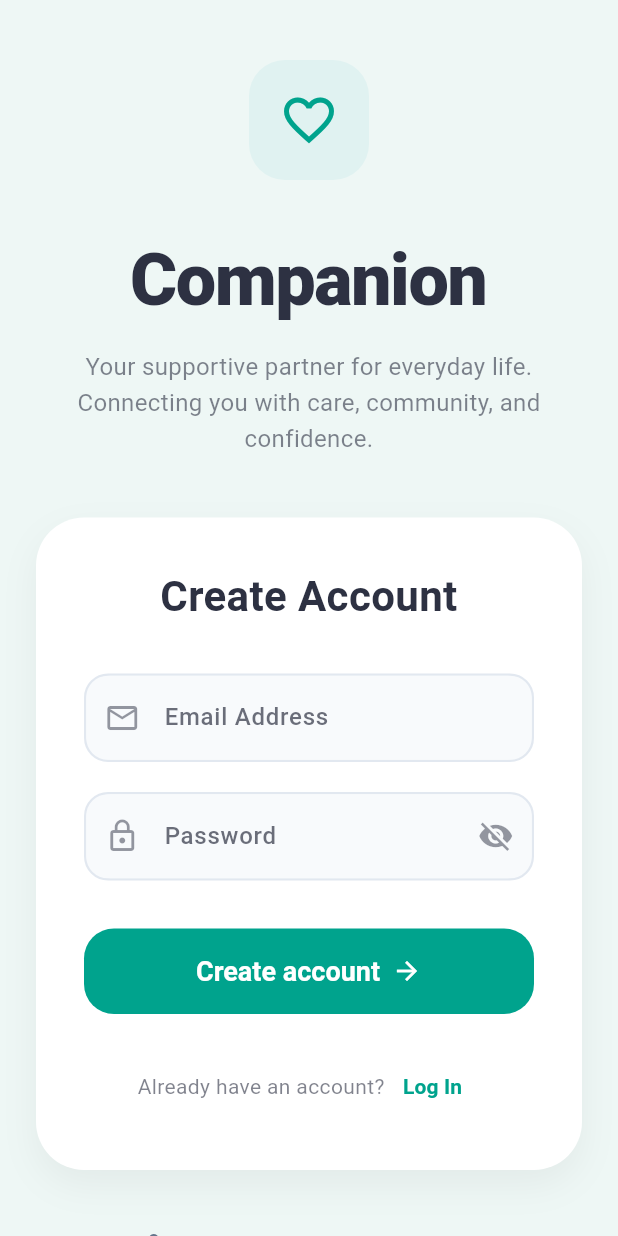
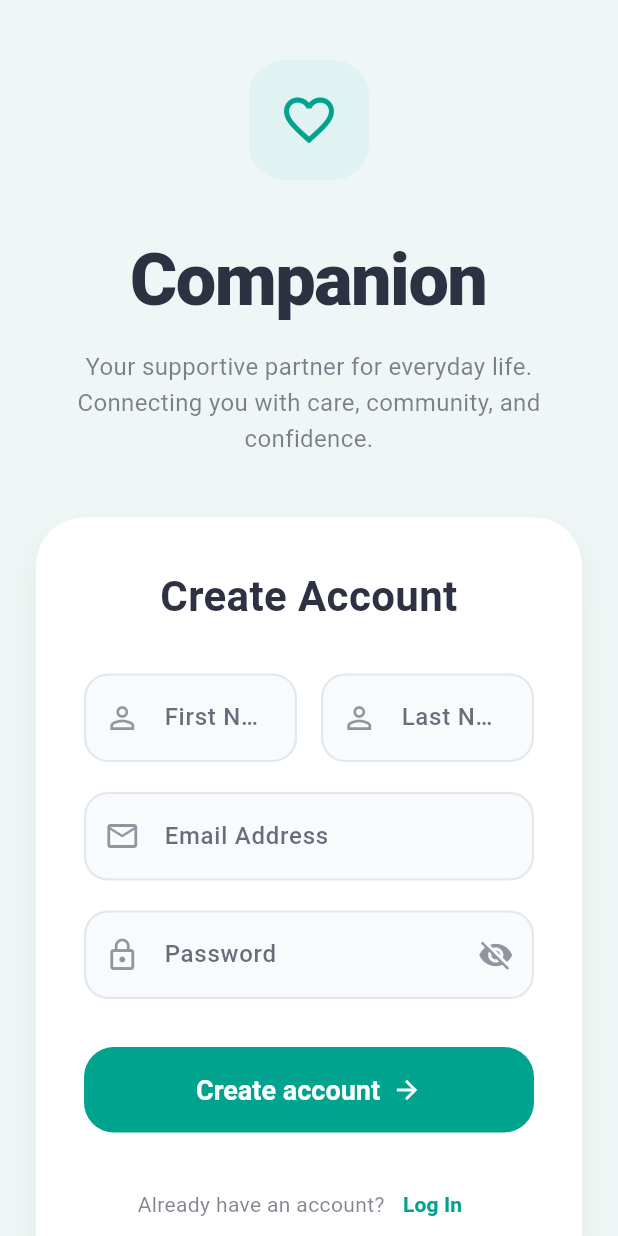
Before and after one commit to Hendawy44165/sanad, a Flutter app: the screen it shows after launch, after a tap on "Sign In", after a tap on "Sign Up", on a phone screen of 412 x 824 dp. Run offline on Flutter 3.47's test engine with Material 3 defaults, Android fonts, the phone set to English and light mode, and no system bars; our stand-ins replace dio, flutter_dotenv, flutter_local_notifications, flutter_riverpod, get_it, go_router and 5 more; accounts and stored records are empty; Roboto replaces fonts that are missing (Pacifico).

Commit message:
feat: update sign up flow to collect and save user's full name during profile synchronization

```diff
--- a/frontend/lib/features/auth/presentation/screens/welcome_screen.dart
+++ b/frontend/lib/features/auth/presentation/screens/welcome_screen.dart
@@ -19,6 +19,8 @@ class _WelcomeScreenState extends ConsumerState<WelcomeScreen> with SingleTicker
   final _formKey = GlobalKey<FormState>();
   final _emailController = TextEditingController();
   final _passwordController = TextEditingController();
+  final _firstNameController = TextEditingController();
+  final _lastNameController = TextEditingController();
   bool _isLogin = true;
 
   late AnimationController _animationController;
@@ -41,6 +43,8 @@ class _WelcomeScreenState extends ConsumerState<WelcomeScreen> with SingleTicker
   void dispose() {
     _emailController.dispose();
     _passwordController.dispose();
+    _firstNameController.dispose();
+    _lastNameController.dispose();
     _animationController.dispose();
     super.dispose();
   }
@@ -67,7 +71,13 @@ class _WelcomeScreenState extends ConsumerState<WelcomeScreen> with SingleTicker
       if (_isLogin) {
         authNotifier.signIn(email, password, l10n);
       } else {
-        authNotifier.signUp(email, password, l10n);
+        authNotifier.signUp(
+          email,
+          password,
+          _firstNameController.text.trim(),
+          _lastNameController.text.trim(),
+          l10n,
+        );
       }
     }
   }
@@ -146,6 +156,40 @@ class _WelcomeScreenState extends ConsumerState<WelcomeScreen> with SingleTicker
                                 textAlign: TextAlign.center,
                               ),
                               const SizedBox(height: 32),
+                              if (!_isLogin) ...[
+                                Row(
+                                  children: [
+                                    Expanded(
+                                      child: AnimatedInputField(
+                                        label: l10n.firstName,
+                                        icon: Icons.person_outline,
+                                        controller: _firstNameController,
+                                        validator: (value) {
+                                          if (!_isLogin && (value == null || value.isEmpty)) {
+                                            return l10n.firstNameRequired;
+                                          }
+                                          return null;
+                                        },
+                                      ),
+                                    ),
+                                    const SizedBox(width: 16),
+                                    Expanded(
+                                      child: AnimatedInputField(
+                                        label: l10n.lastName,
+                                        icon: Icons.person_outline,
+                                        controller: _lastNameController,
+                                        validator: (value) {
+                                          if (!_isLogin && (value == null || value.isEmpty)) {
+                                            return l10n.lastNameRequired;
+                                          }
+                                          return null;
+                                        },
+                                      ),
+                                    ),
+                                  ],
+                                ),
+                                const SizedBox(height: 20),
+                              ],
                             AnimatedInputField(
                               label: l10n.emailAddress,
                               icon: Icons.email_outlined,
--- a/frontend/lib/l10n/app_ar.arb
+++ b/frontend/lib/l10n/app_ar.arb
@@ -36,6 +36,8 @@
   "emailAddress": "عنوان البريد الإلكتروني",
   "emailHint": "you@example.com",
   "password": "كلمة المرور",
+  "firstName": "الاسم الأول",
+  "lastName": "اسم العائلة",
   "passwordHint": "أدخل كلمة المرور الخاصة بك",
   "signIn": "تسجيل الدخول",
   "noAccount": "ليس لديك حساب؟",
@@ -218,6 +220,8 @@
   "passwordRequired": "يرجى إدخال كلمة المرور",
   "passwordTooShort": "يجب أن تتكون كلمة المرور من 6 أحرف على الأقل",
   "alreadyHaveAccount": "لديك حساب بالفعل؟",
+  "firstNameRequired": "يرجى إدخال اسمك الأول",
+  "lastNameRequired": "يرجى إدخال اسم العائلة",
   "logIn": "تسجيل الدخول",
   "errorPrefix": "خطأ: ",
   "failedToPickImage": "فشل اختيار الصورة: ",
--- a/frontend/lib/l10n/app_en.arb
+++ b/frontend/lib/l10n/app_en.arb
@@ -43,6 +43,8 @@
   "emailAddress": "Email Address",
   "emailHint": "you@example.com",
   "password": "Password",
+  "firstName": "First Name",
+  "lastName": "Last Name",
   "passwordHint": "Enter your password",
   "signIn": "Sign In",
   "noAccount": "Don't have an account?",
@@ -239,6 +241,8 @@
   "passwordRequired": "Please enter your password",
   "passwordTooShort": "Password must be at least 6 characters",
   "alreadyHaveAccount": "Already have an account?",
+  "firstNameRequired": "Please enter your first name",
+  "lastNameRequired": "Please enter your last name",
   "logIn": "Log In",
   "errorPrefix": "Error: ",
   "failedToPickImage": "Failed to pick image: ",
--- a/frontend/lib/l10n/app_localizations.dart
+++ b/frontend/lib/l10n/app_localizations.dart
@@ -314,6 +314,18 @@ abstract class AppLocalizations {
   /// **'Password'**
   String get password;
 
+  /// No description provided for @firstName.
+  ///
+  /// In en, this message translates to:
+  /// **'First Name'**
+  String get firstName;
+
+  /// No description provided for @lastName.
+  ///
+  /// In en, this message translates to:
+  /// **'Last Name'**
+  String get lastName;
+
   /// No description provided for @passwordHint.
   ///
   /// In en, this message translates to:
@@ -1405,6 +1417,18 @@ abstract class AppLocalizations {
   /// In en, this message translates to:
   /// **'Already have an account?'**
   String get alreadyHaveAccount;
+
+  /// No description provided for @firstNameRequired.
+  ///
+  /// In en, this message translates to:
+  /// **'Please enter your first name'**
+  String get firstNameRequired;
+
+  /// No description provided for @lastNameRequired.
+  ///
+  /// In en, this message translates to:
+  /// **'Please enter your last name'**
+  String get lastNameRequired;
 
   /// No description provided for @logIn.
   ///
--- a/frontend/lib/l10n/app_localizations_en.dart
+++ b/frontend/lib/l10n/app_localizations_en.dart
@@ -118,6 +118,12 @@ class AppLocalizationsEn extends AppLocalizations {
 
   @override
   String get password => 'Password';
+
+  @override
+  String get firstName => 'First Name';
+
+  @override
+  String get lastName => 'Last Name';
 
   @override
   String get passwordHint => 'Enter your password';
@@ -721,6 +727,12 @@ class AppLocalizationsEn extends AppLocalizations {
   String get alreadyHaveAccount => 'Already have an account?';
 
   @override
+  String get firstNameRequired => 'Please enter your first name';
+
+  @override
+  String get lastNameRequired => 'Please enter your last name';
+
+  @override
   String get logIn => 'Log In';
 
   @override
```
Also changed, not shown: frontend/lib/features/auth/data/datasources/auth_remote_datasource.dart (+18 -31 lines), frontend/lib/features/auth/data/models/user_model.dart (+30 -0 lines), frontend/lib/features/auth/logic/repositories/auth_repository.dart (+8 -1 lines), frontend/lib/features/auth/presentation/providers/auth_provider.dart (+8 -1 lines), frontend/lib/l10n/app_localizations_ar.dart (+12 -0 lines), 3 other files. Lines whose indentation alone changed are shown as unchanged.
